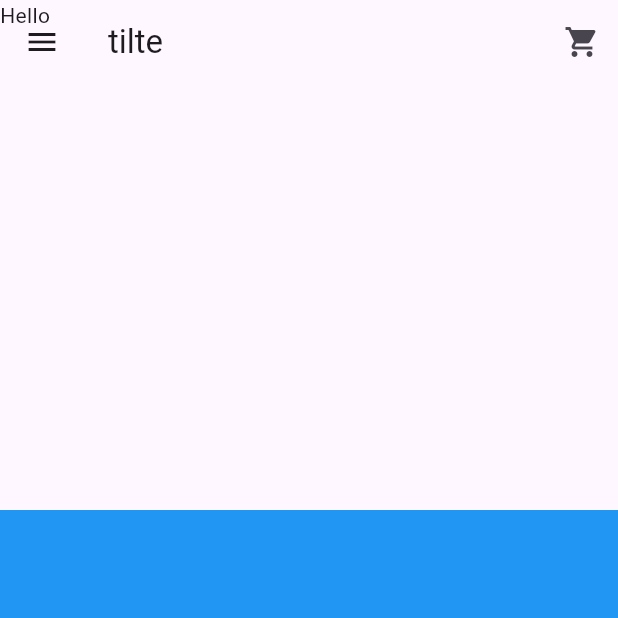
After one commit to M-Ali-Haider/MAD, a Flutter app: the HomePage screen opened directly, in the side drawer, after a tap on the "shopping cart" icon, on a phone screen of 412 x 824 dp, the top half of it. The commit adds this screen. Run offline on Flutter 3.47's test engine with Material 3 defaults, Android fonts, the phone set to English and light mode, and no system bars; statements that could not run were skipped.

Commit message:
Adding Drawer

```diff
--- /dev/null
+++ b/lib/components/my_drawer.dart
@@ -0,0 +1,54 @@
+import 'package:bruhmius/components/my_drawer_tile.dart';
+import 'package:bruhmius/pages/settings_page.dart';
+import 'package:flutter/material.dart';
+
+class MyDrawer extends StatelessWidget {
+  const MyDrawer({super.key});
+
+  @override
+  Widget build(BuildContext context) {
+    return Drawer(
+      backgroundColor: Theme.of(context).colorScheme.background,
+      child: Column(
+        children: [
+          Padding(
+            padding: EdgeInsets.only(top: 100.0),
+            child: Icon(
+              Icons.lock_open_rounded,
+              size: 80,
+              color: Theme.of(context).colorScheme.inversePrimary,
+            ),
+          ),
+          Padding(
+            padding: const EdgeInsets.all(25.0),
+            child: Divider(
+              color: Theme.of(context).colorScheme.secondary,
+            ),
+          ),
+          MyDrawerTile(
+            text: "H O M E",
+            icon: Icons.home,
+            onTap: () => Navigator.pop(context),
+          ),
+          MyDrawerTile(
+            text: "S E T T I N G S",
+            icon: Icons.settings,
+            onTap: () {
+              Navigator.pop(context);
+              Navigator.push(context, MaterialPageRoute(builder: (context) => const SettingsPage(),),)
+            },
+          ),
+          const Spacer(),
+          MyDrawerTile(
+            text: "L O G O U T",
+            icon: Icons.settings,
+            onTap: () {},
+          ),
+          const SizedBox(
+            height: 25,
+          )
+        ],
+      ),
+    );
+  }
+}
--- /dev/null
+++ b/lib/components/my_drawer_tile.dart
@@ -0,0 +1,33 @@
+import 'package:flutter/material.dart';
+
+class MyDrawerTile extends StatelessWidget {
+  final String text;
+  final IconData? icon;
+  final void Function()? onTap;
+
+  const MyDrawerTile({
+    super.key,
+    required this.text,
+    this.icon,
+    this.onTap,
+  });
+  @override
+  Widget build(BuildContext context) {
+    return Padding(
+      padding: const EdgeInsets.only(left: 25.0),
+      child: ListTile(
+        title: Text(
+          text,
+          style: TextStyle(
+            color: Theme.of(context).colorScheme.inversePrimary,
+          ),
+        ),
+        leading: Icon(
+          icon,
+          color: Theme.of(context).colorScheme.inversePrimary,
+        ),
+        onTap: onTap,
+      ),
+    );
+  }
+}
--- /dev/null
+++ b/lib/components/my_sliver_app_bar.dart
@@ -0,0 +1,28 @@
+import 'package:flutter/material.dart';
+
+class MySliverAppBar extends StatelessWidget {
+  final Widget child;
+  final Widget title;
+  const MySliverAppBar({super.key, required this.child, required this.title});
+
+  @override
+  Widget build(BuildContext context) {
+    return SliverAppBar(
+      title: title,
+      pinned: true,
+      expandedHeight: 340.0,
+      collapsedHeight: 120,
+      actions: [
+        IconButton(
+            onPressed: () {},
+            icon: Icon(
+              Icons.shopping_cart,
+            ))
+      ],
+      floating: false,
+      flexibleSpace: FlexibleSpaceBar(
+        background: child,
+      ),
+    );
+  }
+}
--- a/lib/main.dart
+++ b/lib/main.dart
@@ -15,9 +15,11 @@ class MyApp extends StatelessWidget {
 
   @override
   Widget build(BuildContext context) {
-    return const MaterialApp(
+    return MaterialApp(
       debugShowCheckedModeBanner: false,
-      home: LoginPage(),
+      home: LoginPage(
+        onTap: () {},
+      ),
     );
   }
 }
--- /dev/null
+++ b/lib/pages/home_page.dart
@@ -0,0 +1,35 @@
+import 'package:bruhmius/components/my_drawer.dart';
+import 'package:bruhmius/components/my_sliver_app_bar.dart';
+import 'package:flutter/material.dart';
+
+class HomePage extends StatefulWidget {
+  const HomePage({super.key});
+
+  @override
+  State<HomePage> createState() => _HomePageState();
+}
+
+class _HomePageState extends State<HomePage> {
+  @override
+  Widget build(BuildContext context) {
+    return Scaffold(
+      // appBar: AppBar(
+      //   title: Text('Home Page'),
+      //   backgroundColor: Theme.of(context).colorScheme.background,
+      // ),
+      drawer: MyDrawer(),
+      body: NestedScrollView(
+          headerSliverBuilder: (context, innerBoxisScrolled) {
+            return [
+              const MySliverAppBar(
+                title: Text('tilte'),
+                child: Text('Hello'),
+              )
+            ];
+          },
+          body: Container(
+            color: Colors.blue,
+          )),
+    );
+  }
+}
--- a/pubspec.yaml
+++ b/pubspec.yaml
@@ -35,6 +35,7 @@ dependencies:
   # The following adds the Cupertino Icons font to your application.
   # Use with the CupertinoIcons class for iOS style icons.
   cupertino_icons: ^1.0.6
+  provider: ^6.1.2
 
 dev_dependencies:
   flutter_test:
```
Also changed, not shown: lib/pages/settings_page.dart (added, +51 -0 lines), pubspec.lock.
